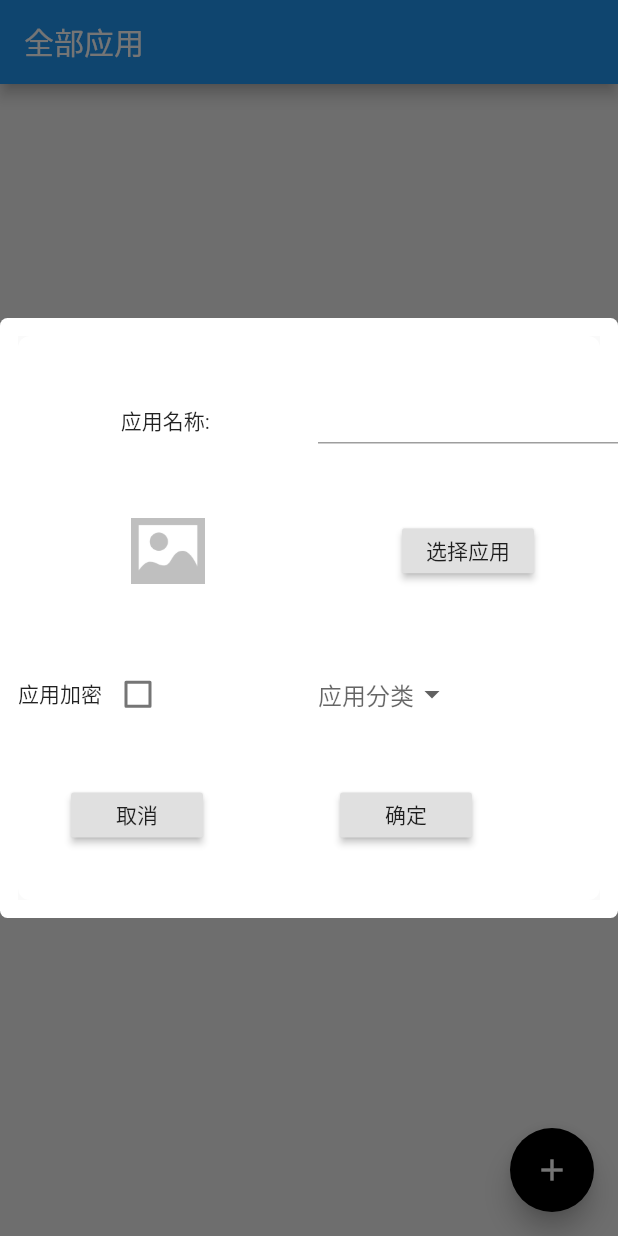
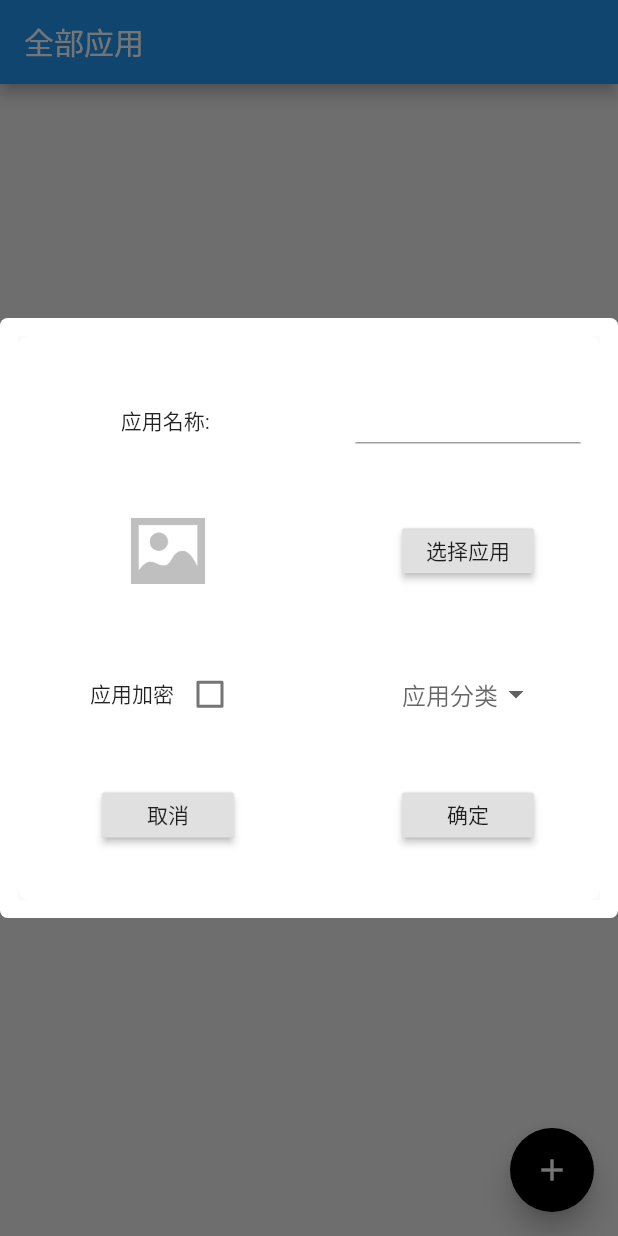
Before and after one commit to DaemonW/futter_demo, a Flutter app: the AppPage screen opened directly, after a tap on the "add" icon, on a phone screen of 412 x 824 dp. Run offline on Flutter 3.47's test engine with Material 2 defaults, Android fonts, the light colour scheme and no system bars; our stand-ins replace flutter_swiper, video_player_web; missing offline and left inert: dart:html, groovin_material_icons, shared_preferences_web; network calls fail.

Commit message:
feat(*): tweak for UI

```diff
--- a/lib/config/config.dart
+++ b/lib/config/config.dart
@@ -1,6 +1,6 @@
 class Config {
   static Config _instance;
-  String _host = '192.168.21.41';
+  String _host = '192.168.3.15';
   int _port = 8080;
   String _uuid = '123';
 
--- a/lib/page/app_upload_page.dart
+++ b/lib/page/app_upload_page.dart
@@ -75,10 +75,13 @@ class _AppUploadState extends State<AppUploadPage> {
                     width: 200,
                     height: 30,
                     alignment: Alignment.center,
-                    child: TextField(
-                      onChanged: (String value) => _appName = value,
-                      controller: TextEditingController.fromValue(
-                          TextEditingValue(text: _appName)),
+                    child: SizedBox(
+                      width: 150,
+                      child: TextField(
+                        onChanged: (String value) => _appName = value,
+                        controller: TextEditingController.fromValue(
+                            TextEditingValue(text: _appName)),
+                      ),
                     ),
                   ),
                 ],
@@ -113,6 +116,8 @@ class _AppUploadState extends State<AppUploadPage> {
                     width: 200,
                     alignment: Alignment.center,
                     child: Row(
+                      mainAxisSize:MainAxisSize.min,
+                      mainAxisAlignment: MainAxisAlignment.spaceEvenly,
                       children: <Widget>[
                         Container(
                           alignment: Alignment.center,
@@ -132,8 +137,9 @@ class _AppUploadState extends State<AppUploadPage> {
                       ],
                     ),
                   ),
-                  SizedBox(
+                  Container(
                       width: 200,
+                      alignment: Alignment.center,
                       child: DropdownButton(
                         value: _category,
                         elevation: 16,
@@ -164,7 +170,7 @@ class _AppUploadState extends State<AppUploadPage> {
                 mainAxisAlignment: MainAxisAlignment.spaceEvenly,
                 children: <Widget>[
                   Container(
-                    width: 100,
+                    width: 200,
                     height: 30,
                     alignment: Alignment.center,
                     child: RaisedButton(
```
Also changed, not shown: lib/generated_plugin_registrant.dart (added, +15 -0 lines), lib/page/apps_page.dart (+10 -10 lines), pubspec.lock, 1 other file.
